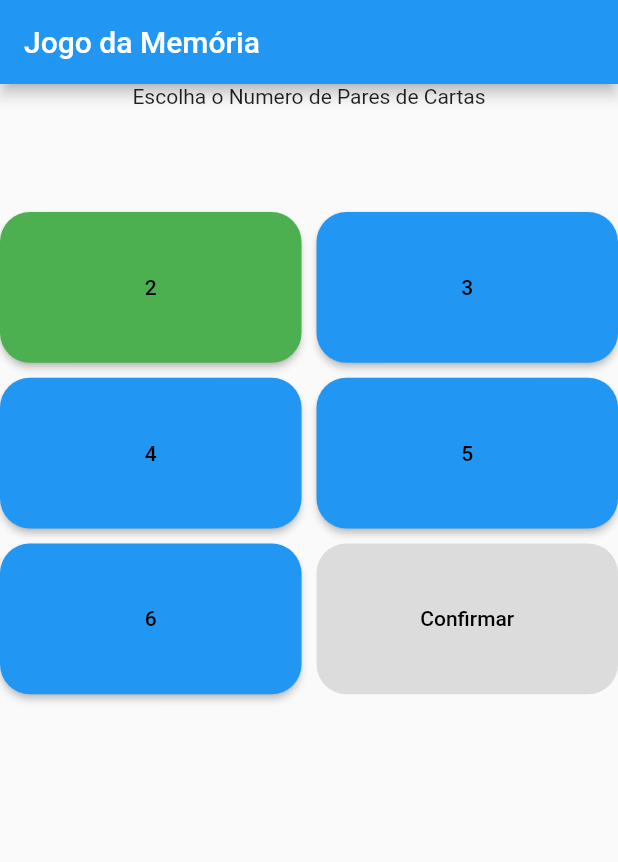
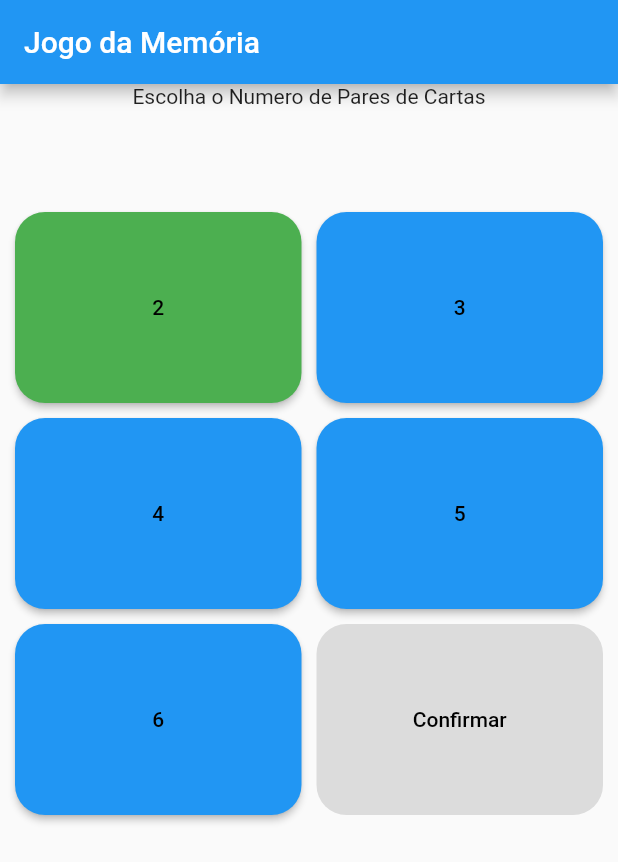
Before and after one commit to arthurferr/proj_jogo_memoria, a Flutter app: the screen it shows after launch, on a phone screen of 412 x 824 dp. Shown: the top 862 px of the screen. Run offline on Flutter 3.47's test engine with Material 2 defaults, Android fonts, the phone set to English and light mode, and no system bars; our stand-ins replace flip_card.

Commit message:
Adicionado Padding entre os Botões

```diff
--- a/lib/tela_inicial.dart
+++ b/lib/tela_inicial.dart
@@ -53,9 +53,12 @@ class _TelaInicialState extends State<TelaInicial> {
             flex: 1, child: Text("Escolha o Numero de Pares de Cartas")),
         Expanded(
             flex: 8,
-            child: GridView.count(
+            child:
+            Container(
+              padding: EdgeInsets.only(left: 10, right: 10),
+              child: GridView.count(
               crossAxisCount: 2,
-              childAspectRatio: 2,
+              childAspectRatio: 1.5,
               crossAxisSpacing: 10,
               mainAxisSpacing: 10,
               children: [
@@ -98,9 +101,9 @@ class _TelaInicialState extends State<TelaInicial> {
                 _button(
                     text: "Confirmar",
                     onPressed: (_numeroPares != null) ? () {} : null)
-              ],
+              ]),
             )),
-      ],
+        ],
     );
   }
 }
```
